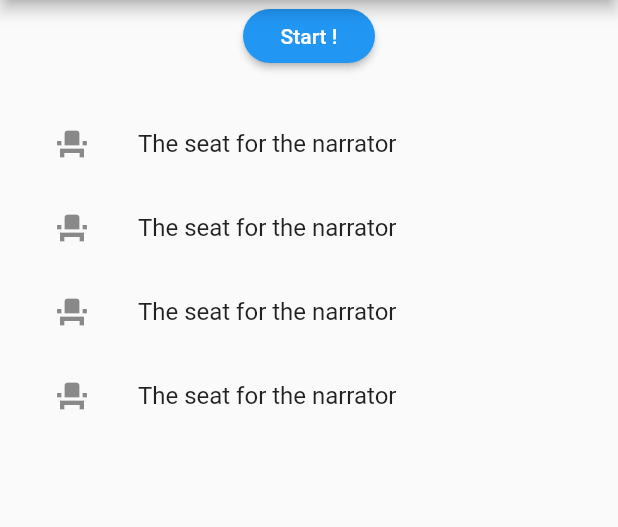
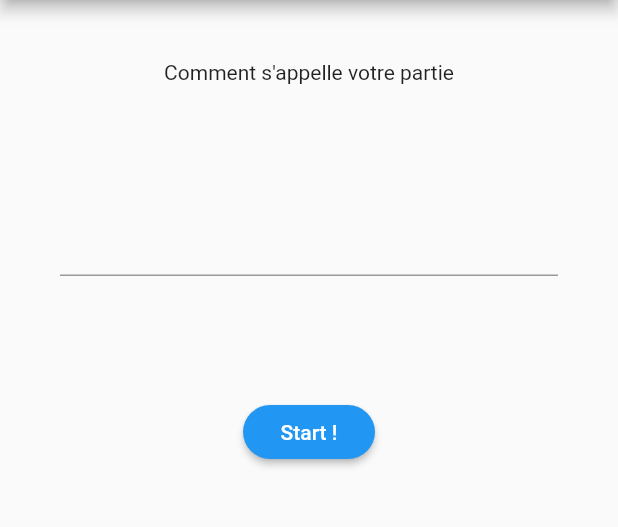
Before and after one commit to devswithnorealgoals/kyller, a Flutter app: the NewGame screen opened directly, after a tap on "Les Missions", on a phone screen of 412 x 824 dp, the part 84-611 px from its top. Run offline on Flutter 3.47's test engine with Material 2 defaults, Android fonts, the phone set to English and light mode, and no system bars.

Commit message:
Name game

```diff
--- a/lib/views/missions_choice.dart
+++ b/lib/views/missions_choice.dart
@@ -9,7 +9,6 @@ class MissionsChoice extends StatefulWidget {
 }
 
 class _MissionsChoiceState extends State<MissionsChoice> {
-
   @override
   Widget build(BuildContext context) {
     return Scaffold(
@@ -35,19 +34,16 @@ class _MissionsChoiceState extends State<MissionsChoice> {
               padding: const EdgeInsets.all(20.0),
               children: <Widget>[
                 ListTile(
-                  leading: const Icon(Icons.event_seat),
                   title: const Text('The seat for the narrator'),
                 ),
                 ListTile(
-                  leading: const Icon(Icons.event_seat),
                   title: const Text('The seat for the narrator'),
                 ),
                 ListTile(
-                  leading: const Icon(Icons.event_seat),
                   title: const Text('The seat for the narrator'),
+                  trailing: const Checkbox(value: false)
                 ),
                 ListTile(
-                  leading: const Icon(Icons.event_seat),
                   title: const Text('The seat for the narrator'),
                   onTap: () => {print(widget.players)},
                 ),
--- /dev/null
+++ b/lib/views/name_game.dart
@@ -0,0 +1,43 @@
+import 'package:flutter/material.dart';
+
+class NameGame extends StatefulWidget {
+  final List<String> players;
+  NameGame(this.players);
+  @override
+
+  _NameGameState createState() => _NameGameState();
+}
+
+class _NameGameState extends State<NameGame> {
+  @override
+  Widget build(BuildContext context) {
+    return Scaffold(
+      appBar: AppBar(
+        title: Text("Les missions"),
+      ),
+      body: Center(
+        child: Column(
+          children: [
+              Padding(
+                child: Text("Comment s'appelle votre partie"),
+                padding: EdgeInsets.all(40),),
+              Padding(
+                child: TextField(),
+                padding: EdgeInsets.all(40),),
+              Padding(
+                child: RaisedButton(
+                  color: Colors.blue,
+                  textColor: Colors.white,
+                  child: Text('Start !'),
+                  shape: RoundedRectangleBorder(borderRadius: new BorderRadius.circular(30.0)),
+                  onPressed: () {
+                    print("pressed");}
+                  ),
+                padding: EdgeInsets.all(40),
+                ),
+            ]
+        )
+      ),
+    );
+  }
+}
--- a/lib/views/new_game.dart
+++ b/lib/views/new_game.dart
@@ -1,6 +1,7 @@
 import 'package:flutter/material.dart';
 import '../prompt_dialog.dart';
 import './missions_choice.dart';
+import './name_game.dart';
 import 'dart:math';
 
 
@@ -70,7 +71,7 @@ class _NewGameState extends State<NewGame> {
               onPressed: () {
                 Navigator.push(
                 context,
-                MaterialPageRoute(builder: (context) => MissionsChoice(_players.map((p) => p.name).toList())),
+                MaterialPageRoute(builder: (context) => NameGame(_players.map((p) => p.name).toList())),
               );
             })
             ]),
```
